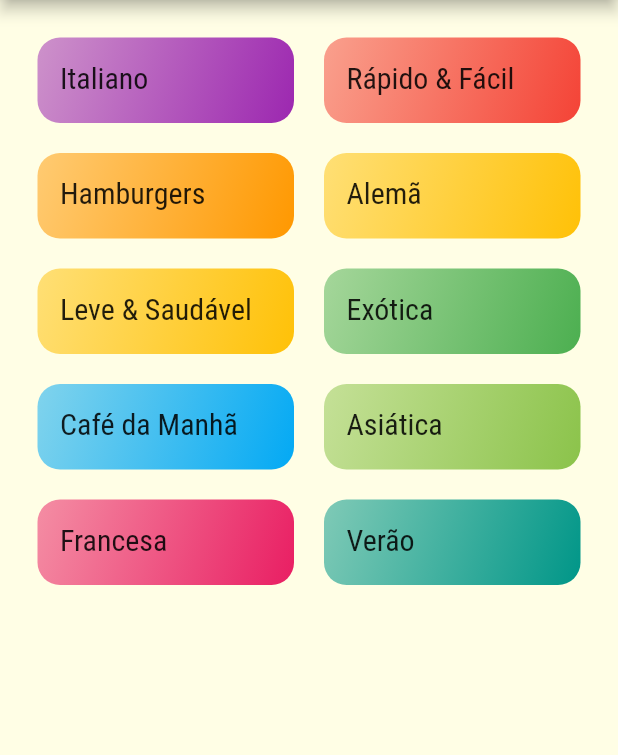
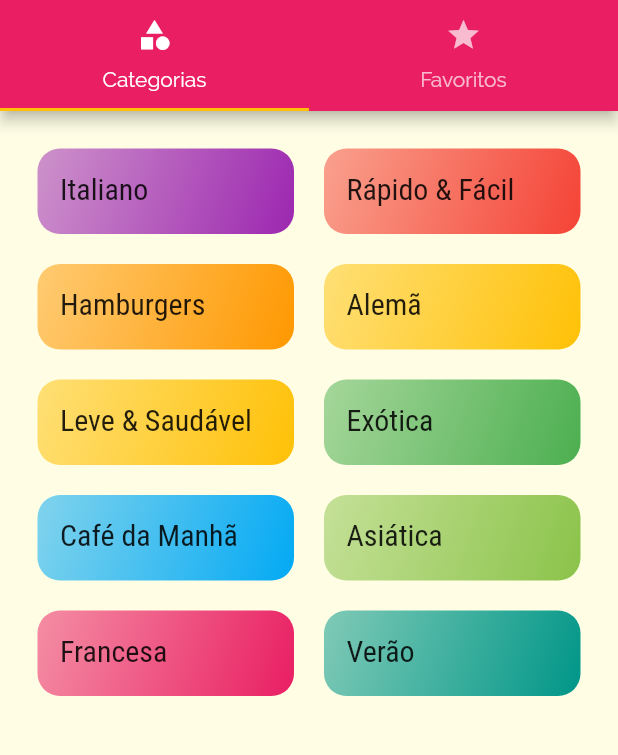
Before and after one commit to Edusu123/meals, a Flutter app: the screen it shows after launch, on a phone screen of 412 x 824 dp, the part 84-839 px from its top. Run offline on Flutter 3.47's test engine with Material 2 defaults, Android fonts, the phone set to English and light mode, and no system bars.

Commit message:
:sparkles: adicionando TabBar na AppBar

```diff
--- a/lib/main.dart
+++ b/lib/main.dart
@@ -3,6 +3,7 @@ import 'package:flutter/material.dart';
 import 'screens/categories_screen.dart';
 import 'screens/categories_meals_screen.dart';
 import 'screens/meal_detail_screen.dart';
+import 'screens/tabs_screen.dart';
 import 'utils/app-routes.dart';
 
 void main() => runApp(MyApp());
@@ -25,9 +26,9 @@ class MyApp extends StatelessWidget {
             ),
       ),
       routes: {
-        AppRoutes.HOME: (ctx) => const CategoriesScreen(),
+        AppRoutes.HOME: (ctx) => const TabsScreen(),
         AppRoutes.CATEGORIES_MEALS: (ctx) => CategoriesMealsScreen(),
-        AppRoutes.MEAL_DETAIL: (ctx) => MealDetailScreen()
+        AppRoutes.MEAL_DETAIL: (ctx) => MealDetailScreen(),
       },
     );
   }
--- a/lib/screens/categories_screen.dart
+++ b/lib/screens/categories_screen.dart
@@ -8,11 +8,7 @@ class CategoriesScreen extends StatelessWidget {
 
   @override
   Widget build(BuildContext context) {
-    return Scaffold(
-      appBar: AppBar(
-        title: const Text('Vamos cozinhar?'),
-      ),
-      body: GridView(
+    return GridView(
         gridDelegate: const SliverGridDelegateWithMaxCrossAxisExtent(
             maxCrossAxisExtent: 200,
             childAspectRatio: 3 / 1,
@@ -22,7 +18,6 @@ class CategoriesScreen extends StatelessWidget {
           return CategoryItem(e);
         }).toList(),
         padding: const EdgeInsets.all(25),
-      ),
-    );
+      );
   }
 }
--- /dev/null
+++ b/lib/screens/tabs_screen.dart
@@ -0,0 +1,38 @@
+import 'package:flutter/material.dart';
+
+import 'categories_screen.dart';
+import 'favorite_screen.dart';
+
+class TabsScreen extends StatelessWidget {
+  const TabsScreen({ Key? key }) : super(key: key);
+
+  @override
+  Widget build(BuildContext context) {
+    return DefaultTabController(
+      child: Scaffold(
+        appBar: AppBar(
+          bottom: const TabBar(
+            tabs: [
+              Tab(
+                icon: Icon(Icons.category),
+                text: 'Categorias',
+                ),
+                Tab(
+                  icon: Icon(Icons.star),
+                  text: 'Favoritos',
+                )
+              ]
+            ),
+          title: const Text('Vamos cozinhar?')
+        ),
+        body: const TabBarView(
+          children: [
+            CategoriesScreen(),
+            FavoriteScreen()
+          ],
+        ),
+      ),
+      length: 2,
+    );
+  }
+}
```
Also changed, not shown: lib/screens/favorite_screen.dart (added, +10 -0 lines), lib/screens/meal_detail_screen.dart (+16 -13 lines).
